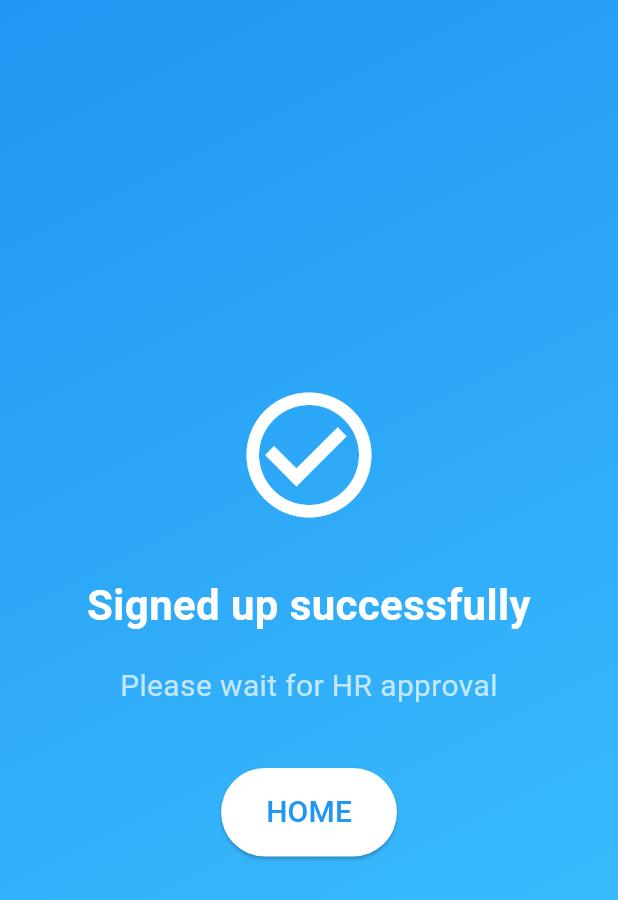
After one commit to Vikas143k/OORIBA-S3, a Flutter app: the ConfirmationPage screen opened directly, on a phone screen of 412 x 824 dp. The commit adds this screen. Shown: the top 900 px of the screen. Run offline on Flutter 3.47's test engine with Material 3 defaults, Android fonts, the phone set to English and light mode, and no system bars; our stand-ins replace cloud_firestore, firebase_auth, firebase_core, firebase_storage, fluttertoast, google_fonts and 1 more; accounts and stored records are empty.

Commit message:
completed signup page with firebase integration

```diff
--- /dev/null
+++ b/lib/employee_signup_success.dart
@@ -0,0 +1,71 @@
+import 'package:flutter/material.dart';
+import 'package:ooriba_s3/main.dart';
+
+class ConfirmationPage extends StatelessWidget {
+  @override
+  Widget build(BuildContext context) {
+    return Scaffold(
+      body: Container(
+        padding: EdgeInsets.all(16.0),
+        decoration: BoxDecoration(
+          gradient: LinearGradient(
+            colors: [Colors.blue, Colors.lightBlueAccent],
+            begin: Alignment.topLeft,
+            end: Alignment.bottomRight,
+          ),
+        ),
+        child: Center(
+          child: Column(
+            mainAxisAlignment: MainAxisAlignment.center,
+            children: <Widget>[
+              Icon(
+                Icons.check_circle_outline,
+                color: Colors.white,
+                size: 100,
+              ),
+              SizedBox(height: 30),
+              Text(
+                'Signed up successfully',
+                style: TextStyle(
+                  color: Colors.white,
+                  fontSize: 28,
+                  fontWeight: FontWeight.bold,
+                ),
+                textAlign: TextAlign.center,
+              ),
+              SizedBox(height: 20),
+              Text(
+                'Please wait for HR approval',
+                style: TextStyle(
+                  color: Colors.white70,
+                  fontSize: 20,
+                ),
+                textAlign: TextAlign.center,
+              ),
+              SizedBox(height: 40),
+              ElevatedButton(
+                onPressed: () {
+                   Navigator.push(
+        context,
+        MaterialPageRoute(builder: (context) => LoginPage()),
+      );
+                },
+                style: ElevatedButton.styleFrom(
+                  foregroundColor: Colors.blue, backgroundColor: Colors.white,
+                  padding: EdgeInsets.symmetric(horizontal: 30, vertical: 15),
+                  shape: RoundedRectangleBorder(
+                    borderRadius: BorderRadius.circular(30),
+                  ),
+                ),
+                child: Text(
+                  'HOME',
+                  style: TextStyle(fontSize: 20),
+                ),
+              ),
+            ],
+          ),
+        ),
+      ),
+    );
+  }
+}
```
Also changed, not shown: lib/main.dart (+5 -4 lines), lib/services/employeeService.dart (+21 -40 lines), lib/services/hrDashboardService.dart (+13 -13 lines), lib/signup_page.dart (+25 -50 lines).
